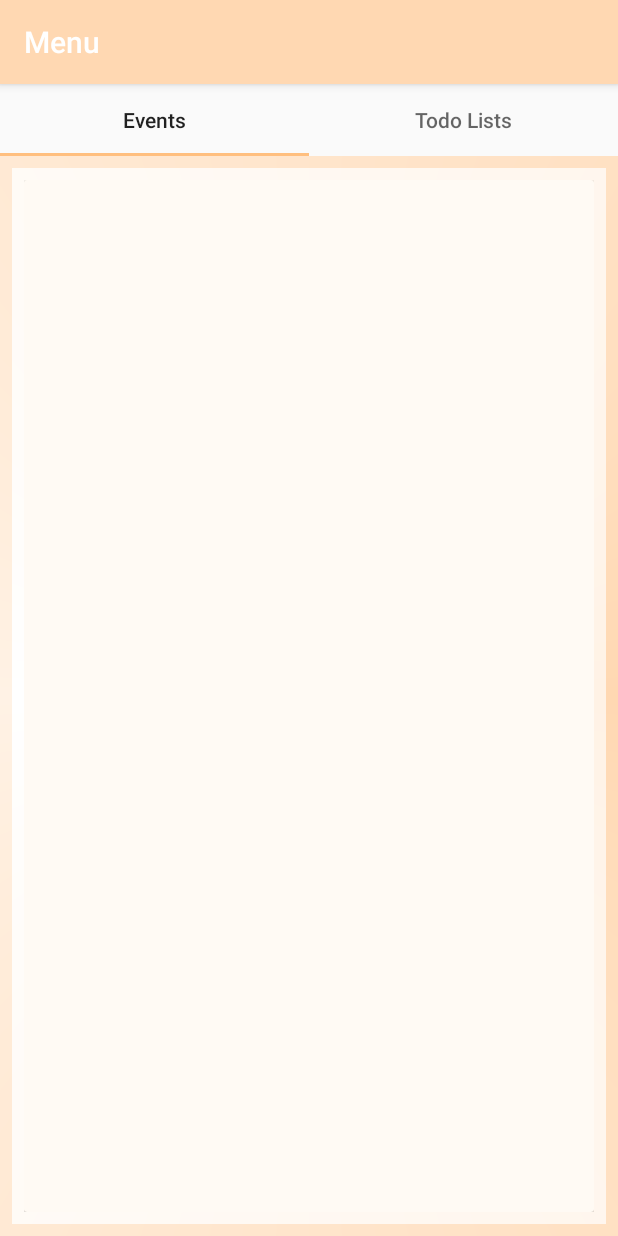
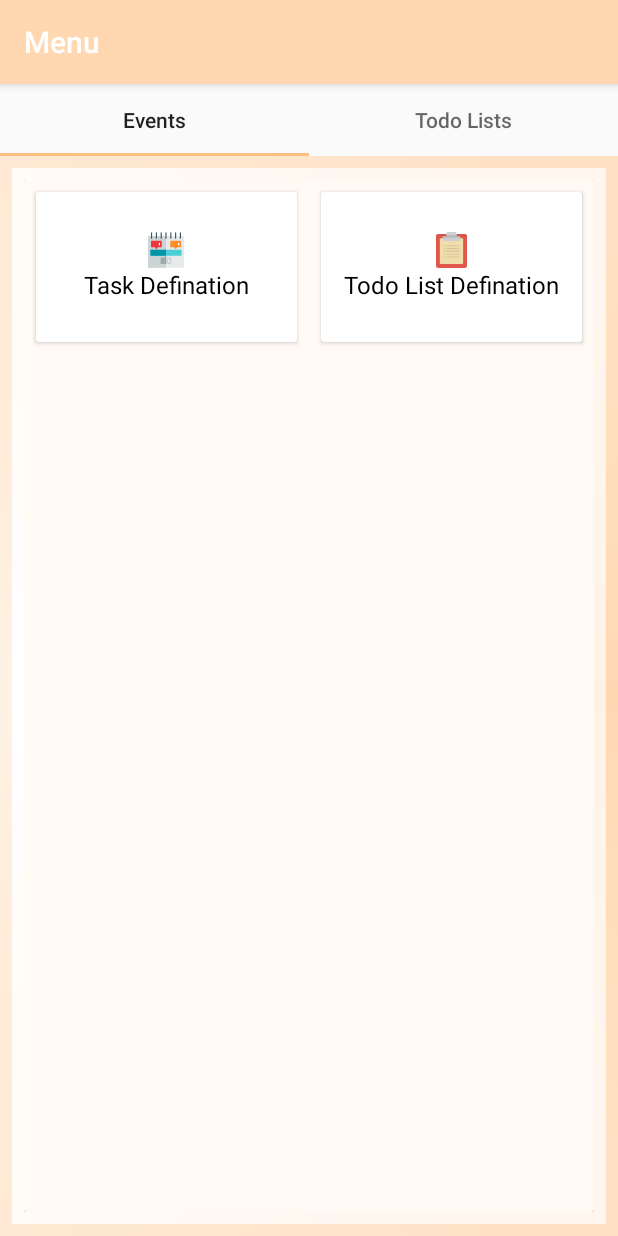
Before and after one commit to batdemir/todo.application.android, an Android app: the EventsFragment screen opened directly, with no data from a screen before it, on a phone screen of 412 x 824 dp. Run offline under Robolectric (Android 15) with nearby library versions, the phone set to English and light mode, and no system bars; our stand-ins replace data binding.

Commit message:
Design
--Events Fragment Created
--Integrated RecyclerView

```diff
--- a/app/src/main/java/com/batdemir/android/todolist/application/android/Entity/Model.java
+++ /dev/null
@@ -1,4 +0,0 @@
-package com.batdemir.android.todolist.application.android.Entity;
-
-public class Model {
-}
--- /dev/null
+++ b/app/src/main/java/com/batdemir/android/todolist/application/android/Entity/UIModels/EventsItemModel.java
@@ -0,0 +1,80 @@
+package com.batdemir.android.todolist.application.android.Entity.UIModels;
+
+import android.graphics.drawable.Drawable;
+import android.media.Image;
+
+import com.google.gson.annotations.SerializedName;
+
+import java.io.Serializable;
+
+public class EventsItemModel implements Serializable {
+
+    @SerializedName("Id")
+    private String Id;
+
+    @SerializedName("Name")
+    private String Name;
+
+    @SerializedName("to")
+    private Class<?> to;
+
+    @SerializedName("Icon")
+    private Drawable Icon;
+
+    public EventsItemModel() {
+    }
+
+    public EventsItemModel(String id, String name, Class<?> to, Drawable icon) {
+        Id = id;
+        Name = name;
+        this.to = to;
+        Icon = icon;
+    }
+
+    public String getId() {
+        return Id;
+    }
+
+    public void setId(String id) {
+        Id = id;
+    }
+
+    public String getName() {
+        return Name;
+    }
+
+    public void setName(String name) {
+        Name = name;
+    }
+
+    public Class<?> getTo() {
+        return to;
+    }
+
+    public void setTo(Class<?> to) {
+        this.to = to;
+    }
+
+    public Drawable getIcon() {
+        return Icon;
+    }
+
+    public void setIcon(Drawable icon) {
+        Icon = icon;
+    }
+
+    @Override
+    public boolean equals(Object o) {
+        if (this == o) return true;
+        if (!(o instanceof EventsItemModel)) return false;
+
+        EventsItemModel that = (EventsItemModel) o;
+
+        return Name.equals(that.Name);
+    }
+
+    @Override
+    public int hashCode() {
+        return Name.hashCode();
+    }
+}
--- a/app/src/main/java/com/batdemir/android/todolist/application/android/UI/Activities/Base/BaseActivity.java
+++ b/app/src/main/java/com/batdemir/android/todolist/application/android/UI/Activities/Base/BaseActivity.java
@@ -8,7 +8,10 @@ import androidx.appcompat.app.AppCompatActivity;
 import com.batdemir.android.todolist.application.android.R;
 import com.batdemir.android.todolist.application.android.Tools.AlertDialogTools.ToolAlertDialog;
 
-public abstract class BaseActivity extends AppCompatActivity implements BaseActions {
+public abstract class BaseActivity extends AppCompatActivity implements
+        BaseActions,
+        ToolAlertDialog.clickOkey,
+        ToolAlertDialog.clickCancel{
 
     private boolean showExitDialog;
 
@@ -51,4 +54,17 @@ public abstract class BaseActivity extends AppCompatActivity implements BaseActi
         getSupportActionBar().setBackgroundDrawable(new ColorDrawable(getResources().getColor(R.color.orange2,null)));
         getSupportActionBar().setDisplayHomeAsUpEnabled(showHomeButton);
     }
+
+    @Override
+    public void dialogOkey() {
+        if(showExitDialog){
+            android.os.Process.killProcess(android.os.Process.myPid());
+            System.exit(0);
+        }
+    }
+
+    @Override
+    public void dialogCancel() {
+        //TODO
+    }
 }
--- a/app/src/main/java/com/batdemir/android/todolist/application/android/UI/Activities/MainSection/MenuActivity.java
+++ b/app/src/main/java/com/batdemir/android/todolist/application/android/UI/Activities/MainSection/MenuActivity.java
@@ -9,17 +9,20 @@ import android.content.Context;
 import android.os.Bundle;
 import android.view.View;
 
+import com.batdemir.android.todolist.application.android.Entity.UIModels.EventsItemModel;
 import com.batdemir.android.todolist.application.android.R;
 import com.batdemir.android.todolist.application.android.Tools.Tool;
 import com.batdemir.android.todolist.application.android.UI.Activities.Base.BaseActivity;
 import com.batdemir.android.todolist.application.android.UI.Activities.DetailSection.TaskDefinationActivity;
 import com.batdemir.android.todolist.application.android.UI.Activities.DetailSection.TodoListDefinationActivity;
 import com.batdemir.android.todolist.application.android.UI.Adapters.AdapterFragmentPager;
+import com.batdemir.android.todolist.application.android.UI.Adapters.AdapterRecyclerViewEvents;
 import com.batdemir.android.todolist.application.android.UI.Fragments.EventsFragment;
 import com.batdemir.android.todolist.application.android.UI.Fragments.TodoListFragment;
 import com.batdemir.android.todolist.application.android.databinding.ActivityMenuBinding;
 
-public class MenuActivity extends BaseActivity {
+public class MenuActivity extends BaseActivity implements
+        AdapterRecyclerViewEvents.EventsItemListener {
 
     private Context context;
     private ActivityMenuBinding binding;
@@ -62,4 +65,9 @@ public class MenuActivity extends BaseActivity {
         viewPager.setAdapter(adapterFragmentPager);
         viewPager.setOffscreenPageLimit(2);
     }
+
+    @Override
+    public void onItemClick(EventsItemModel eventsItemModel) {
+        new Tool(context).move(eventsItemModel.getTo(),true,true);
+    }
 }
--- /dev/null
+++ b/app/src/main/java/com/batdemir/android/todolist/application/android/UI/Adapters/AdapterRecyclerViewEvents.java
@@ -0,0 +1,75 @@
+package com.batdemir.android.todolist.application.android.UI.Adapters;
+
+import android.app.Activity;
+import android.content.Context;
+import android.view.LayoutInflater;
+import android.view.View;
+import android.view.ViewGroup;
+
+import androidx.annotation.NonNull;
+import androidx.databinding.DataBindingUtil;
+import androidx.recyclerview.widget.RecyclerView;
+
+import com.batdemir.android.todolist.application.android.Entity.UIModels.EventsItemModel;
+import com.batdemir.android.todolist.application.android.R;
+import com.batdemir.android.todolist.application.android.databinding.RecyclerViewItemEventsBinding;
+
+import java.util.ArrayList;
+import java.util.List;
+
+public class AdapterRecyclerViewEvents extends RecyclerView.Adapter {
+
+    private Context context;
+    private ArrayList<EventsItemModel> models;
+    private RecyclerViewItemEventsBinding binding;
+
+    public AdapterRecyclerViewEvents(Context context, ArrayList<EventsItemModel> models) {
+        this.context = context;
+        this.models = models;
+    }
+
+    public class EventsViewHolder extends RecyclerView.ViewHolder implements View.OnClickListener{
+        public EventsItemModel itemModel;
+
+        public EventsViewHolder(@NonNull RecyclerViewItemEventsBinding binding) {
+            super(binding.getRoot());
+            binding.getRoot().setOnClickListener(this);
+        }
+
+        public void setData(EventsItemModel itemModel){
+            this.itemModel = itemModel;
+
+            binding.imgEditIcon.setImageDrawable(itemModel.getIcon());
+            binding.txtEditItemName.setText(itemModel.getName());
+        }
+
+        @Override
+        public void onClick(View v) {
+            Activity activity = (Activity) context;
+            EventsItemListener eventsItemListener = (EventsItemListener) activity;
+            eventsItemListener.onItemClick(itemModel);
+        }
+    }
+
+    @NonNull
+    @Override
+    public RecyclerView.ViewHolder onCreateViewHolder(@NonNull ViewGroup parent, int viewType) {
+        binding = DataBindingUtil.inflate(LayoutInflater.from(context), R.layout.recycler_view_item_events,parent,false);
+        return new EventsViewHolder(binding);
+    }
+
+    @Override
+    public void onBindViewHolder(@NonNull RecyclerView.ViewHolder holder, int position) {
+        EventsViewHolder viewHolder = (EventsViewHolder) holder;
+        viewHolder.setData(models.get(position));
+    }
+
+    @Override
+    public int getItemCount() {
+        return models.size();
+    }
+
+    public interface EventsItemListener{
+        void onItemClick(EventsItemModel eventsItemModel);
+    }
+}
--- a/app/src/main/java/com/batdemir/android/todolist/application/android/UI/Fragments/EventsFragment.java
+++ b/app/src/main/java/com/batdemir/android/todolist/application/android/UI/Fragments/EventsFragment.java
@@ -9,11 +9,22 @@ import androidx.annotation.NonNull;
 import androidx.annotation.Nullable;
 import androidx.databinding.DataBindingUtil;
 import androidx.fragment.app.Fragment;
+import androidx.recyclerview.widget.GridLayoutManager;
 
+import com.batdemir.android.todolist.application.android.Entity.UIModels.EventsItemModel;
 import com.batdemir.android.todolist.application.android.R;
+import com.batdemir.android.todolist.application.android.Tools.Tool;
+import com.batdemir.android.todolist.application.android.UI.Activities.Base.BaseActions;
+import com.batdemir.android.todolist.application.android.UI.Activities.DetailSection.TaskDefinationActivity;
+import com.batdemir.android.todolist.application.android.UI.Activities.DetailSection.TodoListDefinationActivity;
+import com.batdemir.android.todolist.application.android.UI.Adapters.AdapterRecyclerViewEvents;
 import com.batdemir.android.todolist.application.android.databinding.FragmentEventsBinding;
+import com.batdemir.android.todolist.application.android.databinding.RecyclerViewItemEventsBinding;
 
-public class EventsFragment extends Fragment {
+import java.util.ArrayList;
+import java.util.UUID;
+
+public class EventsFragment extends Fragment implements BaseActions{
 
     private FragmentEventsBinding binding;
 
@@ -21,6 +32,37 @@ public class EventsFragment extends Fragment {
     @Override
     public View onCreateView(@NonNull LayoutInflater inflater, @Nullable ViewGroup container, @Nullable Bundle savedInstanceState) {
         binding = DataBindingUtil.inflate(inflater,R.layout.fragment_events,container,false);
+        getObjectReferences();
+        loadData();
+        setListeners();
         return binding.getRoot();
     }
+
+    @Override
+    public void getObjectReferences() {
+
+    }
+
+    @Override
+    public void loadData() {
+        AdapterRecyclerViewEvents adapterRecyclerViewEvents = new AdapterRecyclerViewEvents(getContext(),getModels());
+        binding.recyclerViewEvents.setAdapter(adapterRecyclerViewEvents);
+        GridLayoutManager gridLayoutManager = new GridLayoutManager(getContext(),2,GridLayoutManager.VERTICAL,false);
+        binding.recyclerViewEvents.setLayoutManager(gridLayoutManager);
+        binding.recyclerViewEvents.setItemViewCacheSize(getModels().size());
+    }
+
+    @Override
+    public void setListeners() {
+
+    }
+
+    //----functions----//
+
+    private ArrayList<EventsItemModel> getModels(){
+        ArrayList<EventsItemModel> models = new ArrayList<>();
+        models.add(new EventsItemModel(UUID.randomUUID().toString(),"Task Defination", TaskDefinationActivity.class,getContext().getDrawable(R.drawable.ic_task_mini)));
+        models.add(new EventsItemModel(UUID.randomUUID().toString(),"Todo List Defination", TodoListDefinationActivity.class,getContext().getDrawable(R.drawable.ic_logo_mini)));
+        return models;
+    }
 }
--- /dev/null
+++ b/app/src/main/res/drawable/ic_task_mini.xml
@@ -0,0 +1,21 @@
+<vector android:height="24dp" android:viewportHeight="512"
+    android:viewportWidth="512" android:width="24dp" xmlns:android="http://schemas.android.com/apk/res/android">
+    <path android:fillColor="#E6EAEA" android:pathData="M503.983,55.582H8.017C3.589,55.582 0,59.171 0,63.599v436.109c0,4.428 3.589,8.017 8.017,8.017h495.967c4.428,0 8.017,-3.588 8.017,-8.017V63.599C512,59.171 508.412,55.582 503.983,55.582z"/>
+    <path android:fillColor="#CDD4D5" android:pathData="M8.017,55.582C3.589,55.582 0,59.171 0,63.599v436.109c0,4.428 3.589,8.017 8.017,8.017H256V55.582H8.017z"/>
+    <path android:fillColor="#365558" android:pathData="M256,97.269c-4.427,0 -8.017,-3.588 -8.017,-8.017v-76.96c0,-4.428 3.589,-8.017 8.017,-8.017c4.428,0 8.017,3.588 8.017,8.017v76.96C264.017,93.681 260.428,97.269 256,97.269z"/>
+    <path android:fillColor="#365558" android:pathData="M324.409,97.269c-4.428,0 -8.017,-3.588 -8.017,-8.017v-76.96c0,-4.428 3.588,-8.017 8.017,-8.017c4.428,0 8.017,3.588 8.017,8.017v76.96C332.426,93.681 328.838,97.269 324.409,97.269z"/>
+    <path android:fillColor="#365558" android:pathData="M392.818,97.269c-4.428,0 -8.017,-3.588 -8.017,-8.017v-76.96c0,-4.428 3.588,-8.017 8.017,-8.017s8.017,3.588 8.017,8.017v76.96C400.835,93.681 397.247,97.269 392.818,97.269z"/>
+    <path android:fillColor="#365558" android:pathData="M461.228,97.269c-4.428,0 -8.017,-3.588 -8.017,-8.017v-76.96c0,-4.428 3.588,-8.017 8.017,-8.017s8.017,3.588 8.017,8.017v76.96C469.244,93.681 465.656,97.269 461.228,97.269z"/>
+    <path android:fillColor="#365558" android:pathData="M187.591,97.269c-4.427,0 -8.017,-3.588 -8.017,-8.017v-76.96c0,-4.428 3.589,-8.017 8.017,-8.017s8.017,3.588 8.017,8.017v76.96C195.608,93.681 192.018,97.269 187.591,97.269z"/>
+    <path android:fillColor="#365558" android:pathData="M119.182,97.269c-4.427,0 -8.017,-3.588 -8.017,-8.017v-76.96c0,-4.428 3.589,-8.017 8.017,-8.017c4.427,0 8.017,3.588 8.017,8.017v76.96C127.198,93.681 123.609,97.269 119.182,97.269z"/>
+    <path android:fillColor="#365558" android:pathData="M50.772,97.269c-4.427,0 -8.017,-3.588 -8.017,-8.017v-76.96c0,-4.428 3.589,-8.017 8.017,-8.017s8.017,3.588 8.017,8.017v76.96C58.789,93.681 55.2,97.269 50.772,97.269z"/>
+    <path android:fillColor="#4ACFD9" android:pathData="M469.779,252.259H42.221c-4.427,0 -8.017,3.588 -8.017,8.017v68.409c0,4.428 3.589,8.017 8.017,8.017h427.557c4.428,0 8.017,-3.588 8.017,-8.017v-68.409C477.795,255.847 474.207,252.259 469.779,252.259z"/>
+    <path android:fillColor="#0295AA" android:pathData="M42.221,252.259c-4.427,0 -8.017,3.588 -8.017,8.017v68.409c0,4.428 3.589,8.017 8.017,8.017H256v-84.443H42.221z"/>
+    <path android:fillColor="#F0353D" android:pathData="M187.591,123.992H50.772c-4.427,0 -8.017,3.588 -8.017,8.017v76.96c0,4.428 3.589,8.017 8.017,8.017h47.016l14.722,22.083c1.487,2.231 3.989,3.57 6.67,3.57s5.184,-1.339 6.67,-3.57l14.724,-22.083h47.016c4.427,0 8.017,-3.588 8.017,-8.017v-76.96C195.608,127.58 192.018,123.992 187.591,123.992z"/>
+    <path android:fillColor="#FFFFFF" android:pathData="M161.937,191.332c-4.427,0 -8.017,-3.588 -8.017,-8.017v-25.653c0,-4.428 3.589,-8.017 8.017,-8.017s8.017,3.588 8.017,8.017v25.653C169.954,187.744 166.365,191.332 161.937,191.332z"/>
+    <path android:fillColor="#FF8C29" android:pathData="M461.228,123.992H324.409c-4.428,0 -8.017,3.588 -8.017,8.017v76.96c0,4.428 3.588,8.017 8.017,8.017h47.016l14.722,22.083c1.487,2.231 3.989,3.57 6.67,3.57c2.681,0 5.184,-1.339 6.67,-3.57l14.724,-22.083h47.016c4.428,0 8.017,-3.588 8.017,-8.017v-76.96C469.244,127.58 465.656,123.992 461.228,123.992z"/>
+    <path android:fillColor="#FFFFFF" android:pathData="M435.574,191.332c-4.428,0 -8.017,-3.588 -8.017,-8.017v-25.653c0,-4.428 3.588,-8.017 8.017,-8.017s8.017,3.588 8.017,8.017v25.653C443.591,187.744 440.003,191.332 435.574,191.332z"/>
+    <path android:fillColor="#CDD4D5" android:pathData="M324.409,363.424h-47.016l-14.722,-22.083c-1.487,-2.231 -3.989,-3.57 -6.67,-3.57c-2.681,0 -5.184,1.339 -6.67,3.57l-14.724,22.083h-47.016c-4.427,0 -8.017,3.588 -8.017,8.017v76.96c0,4.428 3.589,8.017 8.017,8.017h136.818c4.428,0 8.017,-3.588 8.017,-8.017v-76.96C332.426,367.012 328.838,363.424 324.409,363.424z"/>
+    <path android:fillColor="#9BAAAB" android:pathData="M249.33,341.34l-14.723,22.083h-47.016c-4.427,0 -8.017,3.588 -8.017,8.017v76.96c0,4.428 3.589,8.017 8.017,8.017H256V337.77C253.319,337.77 250.816,339.11 249.33,341.34z"/>
+    <path android:fillColor="#FFFFFF" android:pathData="M298.756,430.764c-4.428,0 -8.017,-3.588 -8.017,-8.017v-25.653c0,-4.428 3.588,-8.017 8.017,-8.017s8.017,3.588 8.017,8.017v25.653C306.772,427.176 303.184,430.764 298.756,430.764z"/>
+</vector>
--- /dev/null
+++ b/app/src/main/res/layout/recycler_view_item_events.xml
@@ -0,0 +1,39 @@
+<?xml version="1.0" encoding="utf-8"?>
+<layout xmlns:tools="http://schemas.android.com/tools"
+    xmlns:android="http://schemas.android.com/apk/res/android">
+
+    <androidx.cardview.widget.CardView
+        android:id="@+id/rootRecyclerViewItemEvents"
+        android:layout_width="match_parent"
+        android:layout_height="100dp"
+        android:padding="8dp"
+        android:layout_margin="8dp"
+        android:background="@color/white">
+
+        <LinearLayout
+            android:id="@+id/linearInner"
+            android:layout_width="match_parent"
+            android:layout_height="match_parent"
+            android:orientation="vertical"
+            android:gravity="center">
+
+            <ImageView
+                android:id="@+id/imgEditIcon"
+                android:layout_width="wrap_content"
+                android:layout_height="wrap_content"
+                android:contentDescription="@string/todo"/>
+
+            <TextView
+                android:id="@+id/txtEditItemName"
+                android:layout_width="wrap_content"
+                android:layout_height="wrap_content"
+                android:text=""
+                android:textColor="@color/black"
+                android:textSize="16sp"
+                android:textAlignment="center" />
+
+        </LinearLayout>
+
+    </androidx.cardview.widget.CardView>
+
+</layout>
```
Also changed, not shown: app/src/main/java/com/batdemir/android/todolist/application/android/Entity/ServiceModels/StatusModel.java (added, +53 -0 lines), app/src/main/java/com/batdemir/android/todolist/application/android/Entity/ServiceModels/TaskModel.java (added, +89 -0 lines), app/src/main/java/com/batdemir/android/todolist/application/android/Entity/ServiceModels/TodoListModel.java (added, +96 -0 lines), app/src/main/java/com/batdemir/android/todolist/application/android/Entity/ServiceModels/UserModel.java (added, +116 -0 lines).
